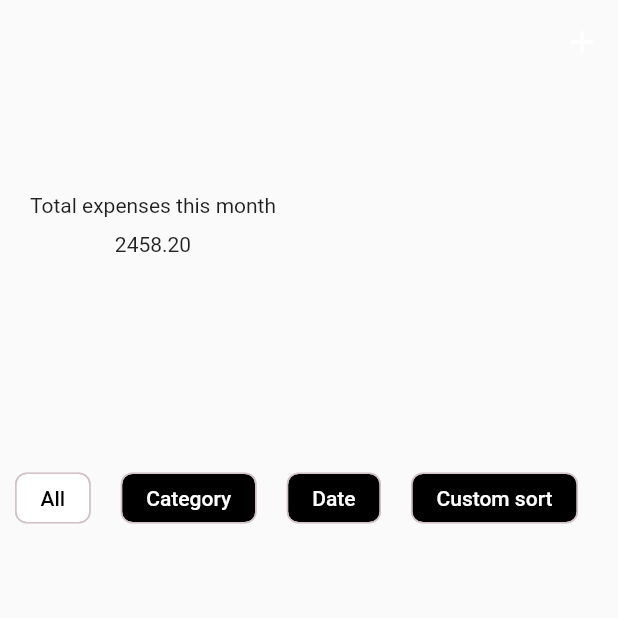
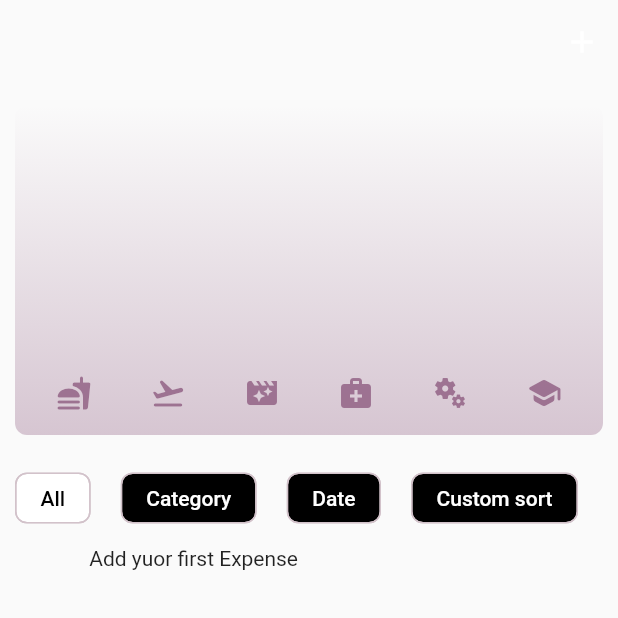
Before and after one commit to Thiruvikraman1998/Expense_tracker, a Flutter app: the screen it shows after launch, on a phone screen of 412 x 824 dp, the top half of it. Run offline on Flutter 3.47's test engine with Material 2 defaults, Android fonts, the phone set to English and light mode, and no system bars; our stand-ins replace sqflite; missing offline and left inert: dart:ffi; accounts and stored records are empty.

Commit message:
add newexpense to DB

```diff
--- a/expenses_tracker_app/lib/models/expense_model.dart
+++ b/expenses_tracker_app/lib/models/expense_model.dart
@@ -1,5 +1,6 @@
 import 'dart:ffi';
 
+import 'package:expenses_tracker_app/models/table_constant_model.dart';
 import 'package:flutter/material.dart';
 import 'package:uuid/uuid.dart';
 import 'package:intl/intl.dart';
@@ -30,19 +31,20 @@ const categoryIcons = {
 };
 
 class Expense {
-  final String id;
+  final int? id;
   final String title;
   final double amount;
   final DateTime date;
-  final Category category;
+  Category category;
 
   Expense(
-      {required this.title,
+      {this.id,
+      required this.title,
       required this.amount,
       required this.date,
-      required this.category})
-      : id = uuid
-            .v4(); // values after the constructor is a initializer, which is often used when we dont want to get value from constructor. this is commonly used when we generate unique id's like this.
+      required this.category});
+  // : id = uuid
+  //       .v4(); // values after the constructor is a initializer, which is often used when we dont want to get value from constructor. this is commonly used when we generate unique id's like this.
 
   String get formattedDate {
     return formatter.format(date);
@@ -51,7 +53,7 @@ class Expense {
   // Named constructor for getting from map and converting it to data model.
 
   factory Expense.fromMap(Map<String, dynamic> map) {
-    final id = map['id'] as String;
+    final id = map['id'];
     final title = map['title'] as String;
     final amount = map['amount'] as double;
     final date = DateTime.parse(map['date'] as String);
@@ -60,18 +62,18 @@ class Expense {
         Category.values.firstWhere((c) => c.toString() == categoryString);
 
     return Expense(
-        title: title, amount: amount, date: date, category: category);
+        id: id, title: title, amount: amount, date: date, category: category);
   }
 
   // method to convert data object to map
 
   Map<String, dynamic> toMap() {
     return {
-      'id': id,
-      'title': title,
-      'amount': amount,
-      'date': date,
-      'category': category
+      TableConstants.id: id,
+      TableConstants.title: title,
+      TableConstants.amount: amount,
+      TableConstants.date: date.toIso8601String(),
+      TableConstants.category: category.toString()
     };
   }
 }
--- a/expenses_tracker_app/lib/repositoriers/expense_database_repository.dart
+++ b/expenses_tracker_app/lib/repositoriers/expense_database_repository.dart
@@ -1,3 +1,4 @@
+import 'package:expenses_tracker_app/models/expense_model.dart';
 import 'package:path/path.dart';
 import 'package:sqflite/sqflite.dart';
 import 'package:path_provider/path_provider.dart';
@@ -5,7 +6,9 @@ import 'package:path_provider/path_provider.dart';
 import '../models/table_constant_model.dart';
 
 class ExpenseDatabaseRepository {
-  //static final ExpenseDatabaseRepository instance = ExpenseDatabaseRepository._init();
+  static final ExpenseDatabaseRepository instance =
+      ExpenseDatabaseRepository._init();
+  ExpenseDatabaseRepository._init(); // singleton
 
   static Database? _database;
   // ExpenseDatabase._init();
@@ -39,4 +42,37 @@ class ExpenseDatabaseRepository {
       ${TableConstants.category} TEXT
     )''');
   }
+
+  // add expense to database
+  Future<void> insert({required Expense expense}) async {
+    try {
+      final db = await database;
+      db!.insert(TableConstants.tableName, expense.toMap());
+      print(expense.category.toString());
+      print(" Expense added");
+    } catch (e) {
+      print("The exception is $e");
+    }
+  }
+
+  // Get all expense list
+
+  Future<List<Expense>> getAllExpenses() async {
+    final db = await instance.database;
+
+    final result = await db!.query(TableConstants.tableName);
+    return List.generate(result.length, (i) => Expense.fromMap(result[i]));
+  }
+
+  // To delete an item
+
+  Future<void> deleteItem(int id) async {
+    try {
+      final db = await instance.database;
+      db!.delete(TableConstants.tableName,
+          where: '${TableConstants.id} = ?', whereArgs: [id]);
+    } catch (e) {
+      print(e.toString());
+    }
+  }
 }
--- a/expenses_tracker_app/lib/screens/expenses_screen.dart
+++ b/expenses_tracker_app/lib/screens/expenses_screen.dart
@@ -1,4 +1,5 @@
 import 'package:expenses_tracker_app/models/expense_model.dart';
+import 'package:expenses_tracker_app/repositoriers/expense_database_repository.dart';
 import 'package:expenses_tracker_app/widgets/chart/chart.dart';
 import 'package:expenses_tracker_app/widgets/chips.dart';
 import 'package:expenses_tracker_app/widgets/expense_item_widget.dart';
@@ -15,15 +16,51 @@ class ExpenseScreen extends StatefulWidget {
 
 class _ExpenseScreenState extends State<ExpenseScreen> {
   final List<Expense> _savedExpense = [];
+  List<Expense> myExpenses = [];
 
   final List chipItems = ["All", "Category", "Date", "Custom sort"];
+
+  void getExpenses() async {
+    await ExpenseDatabaseRepository.instance.getAllExpenses().then((value) {
+      setState(() {
+        myExpenses = value;
+      });
+    }).catchError((e) => debugPrint(e.toString()));
+    print(myExpenses.length);
+  }
+
+  void delete({required Expense expense, required BuildContext context}) async {
+    await ExpenseDatabaseRepository.instance
+        .deleteItem(expense.id!)
+        .then((value) {
+      final expenseId = myExpenses.indexOf(expense);
+      print(expenseId);
+      ScaffoldMessenger.of(context).showSnackBar(
+        SnackBar(
+          content: const Text("Expense deleted"),
+          action: SnackBarAction(
+            label: 'undo',
+            onPressed: () {
+              setState(
+                () {
+                  myExpenses.insert(expenseId, expense);
+                },
+              );
+            },
+          ),
+        ),
+      );
+    });
+  }
 
   void _openInputFields() {
     showModalBottomSheet(
       isScrollControlled: true,
       context: context,
       builder: (modalSheetContext) {
-        return InputModalView(saveExpenseData: _addExpensesData);
+        return InputModalView(
+          saveExpenseData: _addExpensesData,
+        );
       },
     );
   }
@@ -35,25 +72,36 @@ class _ExpenseScreenState extends State<ExpenseScreen> {
     Navigator.pop(context);
   }
 
-  void _removeExpenseData(Expense expense) {
-    final expenseIndex = _savedExpense.indexOf(expense);
-    setState(() {
-      _savedExpense.remove(expense);
-    });
-    ScaffoldMessenger.of(context).clearSnackBars();
-    ScaffoldMessenger.of(context).showSnackBar(
-      SnackBar(
-        content: const Text("Expense deleted"),
-        action: SnackBarAction(
-          label: 'undo',
-          onPressed: () {
-            setState(() {
-              _savedExpense.insert(expenseIndex, expense);
-            });
-          },
-        ),
-      ),
-    );
+  // void _removeExpenseData(Expense expense) {
+  //   final expenseIndex = _savedExpense.indexOf(expense);
+  //   setState(() {
+  //     _savedExpense.remove(expense);
+  //   });
+  //   ScaffoldMessenger.of(context).clearSnackBars();
+  //   ScaffoldMessenger.of(context).showSnackBar(
+  //     SnackBar(
+  //       content: const Text("Expense deleted"),
+  //       action: SnackBarAction(
+  //         label: 'undo',
+  //         onPressed: () {
+  //           setState(() {
+  //             _savedExpense.insert(expenseIndex, expense);
+  //           });
+  //         },
+  //       ),
+  //     ),
+  //   );
+  // }
+
+  void initDB() async {
+    await ExpenseDatabaseRepository.instance.database;
+  }
+
+  @override
+  void initState() {
+    initDB();
+    getExpenses();
+    super.initState();
   }
 
   @override
@@ -73,23 +121,12 @@ class _ExpenseScreenState extends State<ExpenseScreen> {
             ],
             expandedHeight: 300,
             flexibleSpace: FlexibleSpaceBar(
-              background: Column(
-                crossAxisAlignment: CrossAxisAlignment.start,
-                mainAxisAlignment: MainAxisAlignment.center,
-                children: [
-                  Container(
-                    margin: const EdgeInsets.only(left: 20),
-                    child: const Column(
-                      children: [
-                        Text("Total expenses this month"),
-                        SizedBox(height: 10),
-                        Text("2458.20")
-                      ],
-                    ),
-                  )
-                ],
-              ),
-            ),
+                background: Container(
+              margin: const EdgeInsets.only(top: 60),
+              height: 100,
+              width: double.infinity,
+              child: Chart(expenses: myExpenses),
+            )),
           ),
           SliverToBoxAdapter(
               child: SingleChildScrollView(
@@ -109,7 +146,12 @@ class _ExpenseScreenState extends State<ExpenseScreen> {
             ),
           )),
           ExpensesList(
-              expenses: _savedExpense, removeListItem: _removeExpenseData)
+            expenses: myExpenses,
+            deleteItem: (expense) {
+              delete(expense: expense, context: context);
+              getExpenses();
+            },
+          )
         ],
       ),
     );
--- a/expenses_tracker_app/lib/widgets/expense_list_widget.dart
+++ b/expenses_tracker_app/lib/widgets/expense_list_widget.dart
@@ -4,14 +4,24 @@ import 'package:flutter/material.dart';
 
 class ExpensesList extends StatelessWidget {
   const ExpensesList(
-      {super.key, required this.expenses, required this.removeListItem});
+      {super.key, required this.expenses, required this.deleteItem});
   final List<Expense> expenses;
-  final void Function(Expense expense) removeListItem;
+  final void Function(Expense expense) deleteItem;
 
   @override
   Widget build(BuildContext context) {
-    expenses.sort((a, b) => a.date.compareTo(b.date));
-    return SliverList(
+    //expenses.sort((a, b) => a.date.compareTo(b.date));
+    return expenses.isEmpty
+        ? SliverToBoxAdapter(
+            child: Center(
+              child: Container(
+                height: 100,
+                width: 300,
+                child: Text(" Add yuor first Expense"),
+              ),
+            ),
+          )
+        : SliverList(
             delegate: SliverChildBuilderDelegate(
                 (context, index) => Dismissible(
                       background: Container(
@@ -23,14 +33,16 @@ class ExpensesList extends StatelessWidget {
                             Icon(
                               Icons.delete_sweep_rounded,
                               size: 30,
-                        color: Theme.of(context).colorScheme.errorContainer,
+                              color:
+                                  Theme.of(context).colorScheme.errorContainer,
                             )
                           ],
                         ),
                       ),
                       key: ValueKey(expenses[index]),
                       onDismissed: (direction) {
-                  removeListItem(expenses[index]);
+                        deleteItem;
+                        print("item ${expenses[index].id}");
                       },
                       child: ExpenseItem(expense: expenses[index]),
                     ),
```
Also changed, not shown: expenses_tracker_app/lib/widgets/input_modal_widget.dart (+14 -4 lines). Lines whose indentation alone changed are shown as unchanged.
